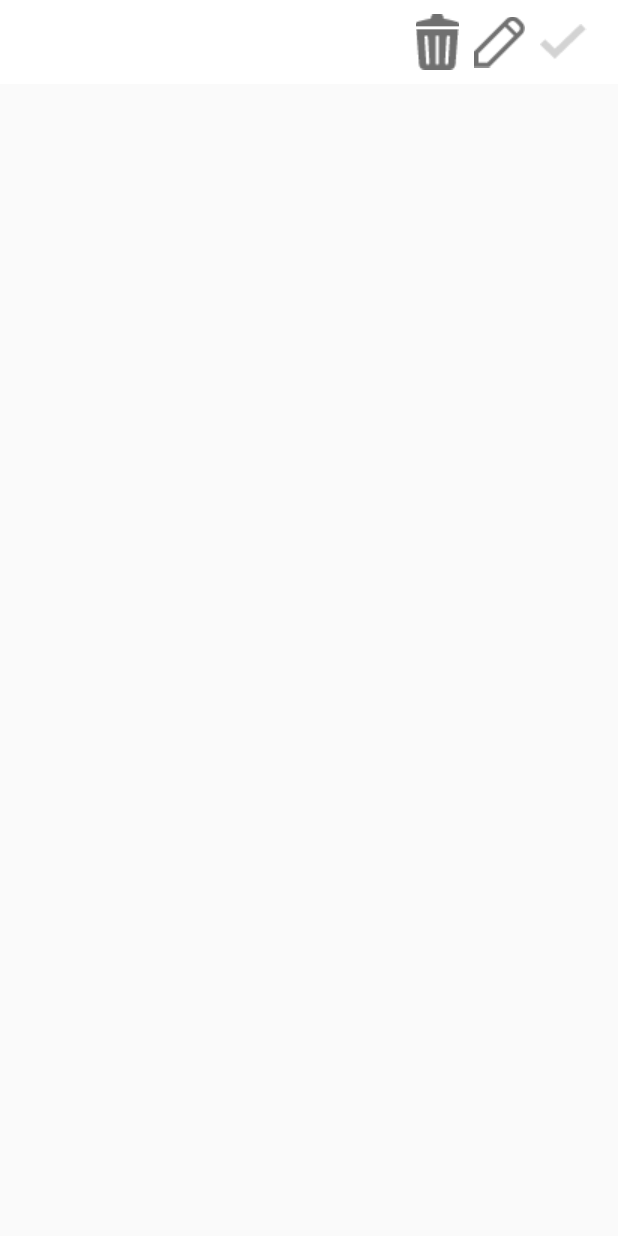
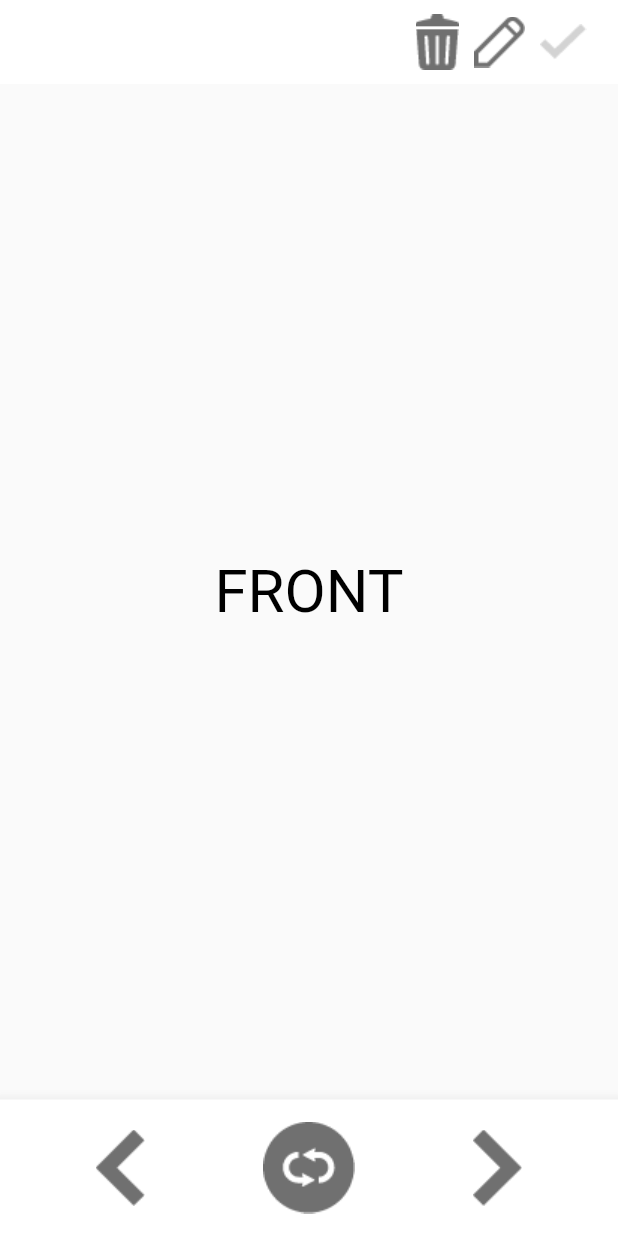
Before and after one commit to Tetsukick/TANGO, a Flutter app: the TangoWidget screen opened directly, on a phone screen of 412 x 824 dp. Run offline on Flutter 3.47's test engine with Material 2 defaults, Android fonts, the phone set to English and light mode, and no system bars; Roboto replaces fonts that are missing (SFProDisplay).

Commit message:
単語画面の生成

```diff
--- a/source_code/tango/lib/TangoScreen.dart
+++ b/source_code/tango/lib/TangoScreen.dart
@@ -55,13 +55,46 @@ class TangoWidget extends StatefulWidget {
 }
 
 class TangoState extends State<TangoWidget> {
-  var listItem = ['one', 'two', 'three'];
+  var front = 'FRONT';
+  var back = 'BACK';
 
   @override
   Widget build(BuildContext context) {
     return Scaffold(
       appBar: Header(),
-      body: Container(),
+      body: Container(
+        alignment: Alignment.center,
+        child: Text(
+            front,
+          style: TextStyle(
+            fontFamily: 'SFProDisplay',
+            color: Colors.black,
+            fontSize: 40,
+            fontWeight: FontWeight.w400,
+            fontStyle: FontStyle.normal,
+            letterSpacing: 0.0075,
+          ),
+        ),
+      ),
+      bottomNavigationBar: BottomAppBar(
+        child: Row(
+          mainAxisAlignment: MainAxisAlignment.spaceEvenly,
+          children: [
+            Container(
+              margin: EdgeInsets.all(15),
+              child: Image.asset('assets/left_arrow_big.png'),
+            ),
+            Container(
+              margin: EdgeInsets.all(15),
+              child: Image.asset('assets/return.png'),
+            ),
+            Container(
+              margin: EdgeInsets.all(15),
+              child: Image.asset('assets/right_arrow_big.png'),
+            ),
+          ],
+        ),
+      ),
     );
   }
 }
```
Also changed, not shown: source_code/tango/assets/left_arrow_big.png (added), source_code/tango/assets/return.png (added), source_code/tango/assets/right_arrow_big.png (added), source_code/tango/pubspec.lock, 2 other files.
